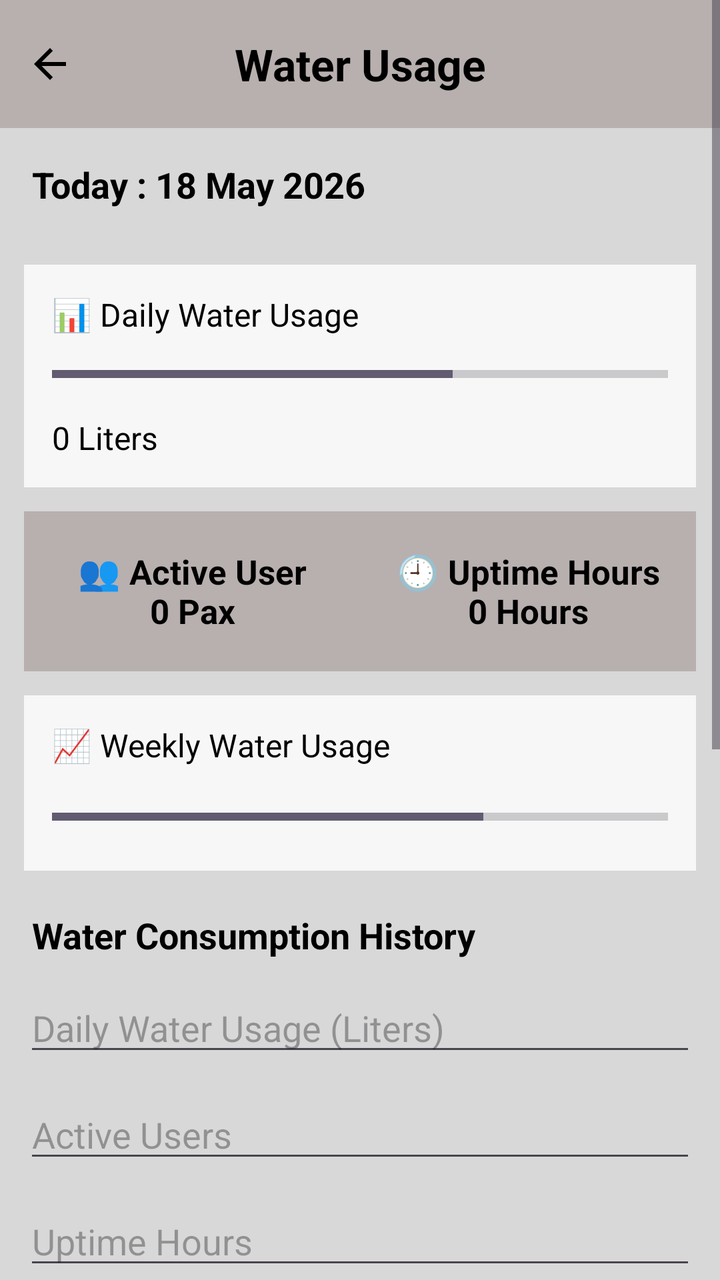
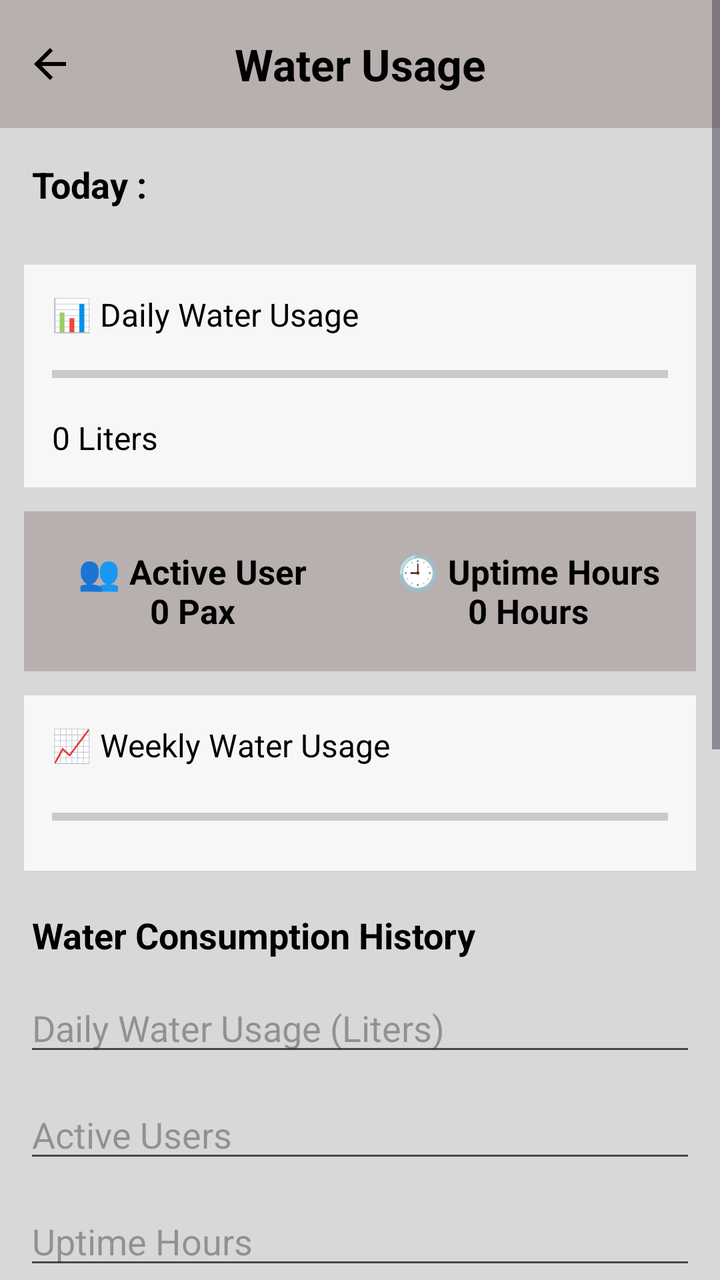

The first picture is an Android layout as it rendered before a commit; the second is the same layout after the commit. The layout source and the unified diff follow.
<!-- AndroidManifest.xml: application theme Theme.WaterFilter -->
<!-- res/layout/activity_water_usage.xml -->
<?xml version="1.0" encoding="utf-8"?>
<ScrollView xmlns:android="http://schemas.android.com/apk/res/android"
    android:layout_width="match_parent"
    android:layout_height="match_parent"
    android:background="#6F6A6A">

    <LinearLayout
        android:layout_width="match_parent"
        android:layout_height="wrap_content"
        android:orientation="vertical"
        android:background="#D8D8D8"
        android:paddingBottom="16dp">

        <LinearLayout
            android:layout_width="match_parent"
            android:layout_height="wrap_content">

            <ImageButton
                android:layout_width="wrap_content"
                android:minWidth="50dp"
                android:layout_height="match_parent"
                android:src="@drawable/ic_arrow_back"
                android:id="@+id/gobackbutton"
                android:background="#B8AFAF"/>

            <TextView
                android:layout_width="match_parent"
                android:layout_height="64dp"
                android:gravity="center"
                android:text="Water Usage"
                android:textSize="22sp"
                android:textStyle="bold"
                android:textColor="#000000"
                android:paddingRight="50dp"
                android:background="#B8AFAF" />

        </LinearLayout>


        <TextView
            android:layout_width="match_parent"
            android:layout_height="wrap_content"
            android:text="Today : 18 May 2026"
            android:textSize="18sp"
            android:textStyle="bold"
            android:textColor="#000000"
            android:padding="16dp" />

        <LinearLayout
            android:layout_width="match_parent"
            android:layout_height="wrap_content"
            android:layout_margin="12dp"
            android:orientation="vertical"
            android:background="#F7F7F7"
            android:padding="14dp">

            <TextView
                android:layout_width="wrap_content"
                android:layout_height="wrap_content"
                android:text="📊 Daily Water Usage"
                android:textSize="16sp"
                android:textColor="#000000" />

            <ProgressBar
                style="?android:attr/progressBarStyleHorizontal"
                android:layout_width="match_parent"
                android:layout_height="18dp"
                android:progress="65"
                android:max="100"
                android:layout_marginTop="10dp" />

            <TextView
                android:id="@+id/txtDailyLiters"
                android:layout_width="wrap_content"
                android:layout_height="wrap_content"
                android:text="0 Liters"
                android:textSize="16sp"
                android:textColor="#000000"
                android:layout_marginTop="12dp" />
        </LinearLayout>

        <LinearLayout
            android:layout_width="match_parent"
            android:layout_height="80dp"
            android:layout_marginHorizontal="12dp"
            android:orientation="horizontal"
            android:background="#B8AFAF">

            <TextView
                android:id="@+id/txtActiveUsers"
                android:layout_width="0dp"
                android:layout_height="match_parent"
                android:layout_weight="1"
                android:gravity="center"
                android:text="👥 Active User\n0 Pax"
                android:textSize="17sp"
                android:textStyle="bold"
                android:textColor="#000000" />

            <TextView
                android:id="@+id/txtUptimeHours"
                android:layout_width="0dp"
                android:layout_height="match_parent"
                android:layout_weight="1"
                android:gravity="center"
                android:text="🕘 Uptime Hours\n0 Hours"
                android:textSize="17sp"
                android:textStyle="bold"
                android:textColor="#000000" />
        </LinearLayout>

        <LinearLayout
            android:layout_width="match_parent"
            android:layout_height="wrap_content"
            android:layout_margin="12dp"
            android:orientation="vertical"
            android:background="#F7F7F7"
            android:padding="14dp">

            <TextView
                android:layout_width="wrap_content"
                android:layout_height="wrap_content"
                android:text="📈 Weekly Water Usage"
                android:textSize="16sp"
                android:textColor="#000000" />

            <ProgressBar
                style="?android:attr/progressBarStyleHorizontal"
                android:layout_width="match_parent"
                android:layout_height="26dp"
                android:progress="70"
                android:max="100"
                android:layout_marginTop="12dp" />
        </LinearLayout>

        <TextView
            android:layout_width="wrap_content"
            android:layout_height="wrap_content"
            android:text="Water Consumption History"
            android:textSize="18sp"
            android:textStyle="bold"
            android:textColor="#000000"
            android:layout_marginStart="16dp"
            android:layout_marginTop="8dp" />

        <EditText
            android:id="@+id/etConsumption"
            android:layout_width="match_parent"
            android:layout_height="wrap_content"
            android:hint="Daily Water Usage (Liters)"
            android:inputType="number"
            android:layout_margin="12dp" />

        <EditText
            android:id="@+id/etUsers"
            android:layout_width="match_parent"
            android:layout_height="wrap_content"
            android:hint="Active Users"
            android:inputType="number"
            android:layout_marginHorizontal="12dp" />

        <EditText
            android:id="@+id/etHours"
            android:layout_width="match_parent"
            android:layout_height="wrap_content"
            android:hint="Uptime Hours"
            android:inputType="numberDecimal"
            android:layout_margin="12dp" />

        <Button
            android:id="@+id/btnSave"
            android:layout_width="match_parent"
            android:layout_height="wrap_content"
            android:text="Save Record"
            android:layout_marginHorizontal="12dp" />

        <Button
            android:id="@+id/btnUpdate"
            android:layout_width="match_parent"
            android:layout_height="wrap_content"
            android:text="Update Record"
            android:layout_marginHorizontal="12dp"
            android:layout_marginTop="6dp" />

        <androidx.recyclerview.widget.RecyclerView
            android:id="@+id/recyclerView"
            android:layout_width="match_parent"
            android:layout_height="300dp"
            android:layout_margin="12dp" />

    </LinearLayout>
</ScrollView>
<!-- resources referenced by this layout -->
<resources>
  <!-- drawable ic_arrow_back (drawable) -->
  <vector xmlns:android="http://schemas.android.com/apk/res/android" android:autoMirrored="true" android:height="24dp" android:tint="#000000" android:viewportHeight="960" android:viewportWidth="960" android:width="24dp">
        
      <path android:fillColor="@android:color/white" android:pathData="M313,520L537,744L480,800L160,480L480,160L537,216L313,440L800,440L800,520L313,520Z"/>
      
  </vector>
  <style name="Theme.WaterFilter" parent="Base.Theme.WaterFilter" />
  <style name="Base.Theme.WaterFilter" parent="Theme.Material3.DayNight.NoActionBar">
          
      </style>
</resources>

<!-- the commit's change to res/layout/activity_water_usage.xml (unified diff, before → after) -->
@@ -36,16 +36,18 @@
 
         </LinearLayout>
 
-
+        
         <TextView
+            android:id="@+id/txtDateToday"
             android:layout_width="match_parent"
             android:layout_height="wrap_content"
-            android:text="Today : 18 May 2026"
+            android:text="Today : "
             android:textSize="18sp"
             android:textStyle="bold"
             android:textColor="#000000"
             android:padding="16dp" />
 
+        
         <LinearLayout
             android:layout_width="match_parent"
             android:layout_height="wrap_content"
@@ -62,10 +64,11 @@
                 android:textColor="#000000" />
 
             <ProgressBar
+                android:id="@+id/progressDaily"
                 style="?android:attr/progressBarStyleHorizontal"
                 android:layout_width="match_parent"
                 android:layout_height="18dp"
-                android:progress="65"
+                android:progress="0"
                 android:max="100"
                 android:layout_marginTop="10dp" />
 
@@ -79,6 +82,7 @@
                 android:layout_marginTop="12dp" />
         </LinearLayout>
 
+        
         <LinearLayout
             android:layout_width="match_parent"
             android:layout_height="80dp"
@@ -109,6 +113,7 @@
                 android:textColor="#000000" />
         </LinearLayout>
 
+        
         <LinearLayout
             android:layout_width="match_parent"
             android:layout_height="wrap_content"
@@ -125,10 +130,11 @@
                 android:textColor="#000000" />
 
             <ProgressBar
+                android:id="@+id/progressWeekly"
                 style="?android:attr/progressBarStyleHorizontal"
                 android:layout_width="match_parent"
                 android:layout_height="26dp"
-                android:progress="70"
+                android:progress="0"
                 android:max="100"
                 android:layout_marginTop="12dp" />
         </LinearLayout>
